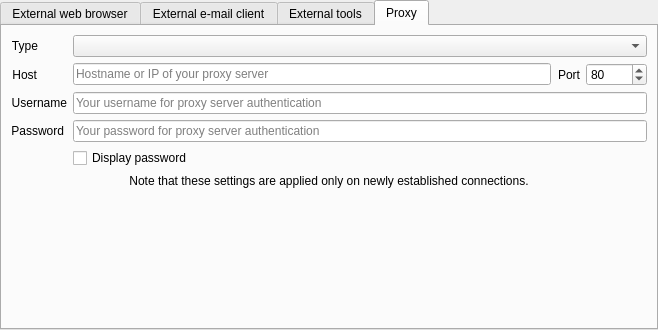
The window that src/librssguard/gui/settings/settingsbrowsermail.ui (norbusan/rssguard-debian) describes before a commit, drawn with Qt 5.
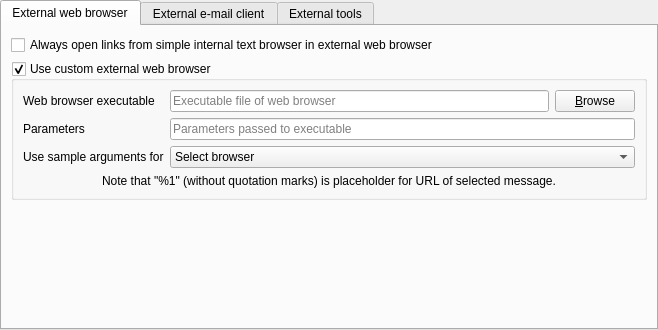
The same window after the commit. The open tabs and pages were chosen to show the change.

Patch:
```diff
--- a/src/librssguard/gui/settings/settingsbrowsermail.ui
+++ b/src/librssguard/gui/settings/settingsbrowsermail.ui
@@ -62,9 +62,6 @@
            <layout class="QHBoxLayout" name="horizontalLayout_10">
             <item>
              <widget class="QLineEdit" name="m_txtExternalBrowserExecutable">
-              <property name="readOnly">
-               <bool>true</bool>
-              </property>
               <property name="placeholderText">
                <string>Executable file of web browser</string>
               </property>
@@ -335,167 +332,6 @@
        </item>
       </layout>
      </widget>
-     <widget class="QWidget" name="m_tabProxy">
-      <attribute name="title">
-       <string>Proxy</string>
-      </attribute>
-      <layout class="QFormLayout" name="formLayout_6">
-       <item row="0" column="0">
-        <widget class="QLabel" name="m_lblProxyType">
-         <property name="text">
-          <string extracomment="Proxy server type.">Type</string>
-         </property>
-         <property name="alignment">
-          <set>Qt::AlignRight|Qt::AlignTrailing|Qt::AlignVCenter</set>
-         </property>
-         <property name="buddy">
-          <cstring>m_cmbProxyType</cstring>
-         </property>
-        </widget>
-       </item>
-       <item row="0" column="1">
-        <widget class="QComboBox" name="m_cmbProxyType"/>
-       </item>
-       <item row="1" column="0">
-        <widget class="QLabel" name="m_lblProxyHost">
-         <property name="text">
-          <string>Host</string>
-         </property>
-         <property name="alignment">
-          <set>Qt::AlignRight|Qt::AlignTrailing|Qt::AlignVCenter</set>
-         </property>
-         <property name="buddy">
-          <cstring>m_txtProxyHost</cstring>
-         </property>
-        </widget>
-       </item>
-       <item row="1" column="1">
-        <layout class="QHBoxLayout" name="horizontalLayout_7">
-         <item>
-          <widget class="QLineEdit" name="m_txtProxyHost">
-           <property name="enabled">
-            <bool>true</bool>
-           </property>
-           <property name="placeholderText">
-            <string>Hostname or IP of your proxy server</string>
-           </property>
-          </widget>
-         </item>
-         <item>
-          <widget class="QLabel" name="m_lblProxyPort">
-           <property name="text">
-            <string>Port</string>
-           </property>
-           <property name="alignment">
-            <set>Qt::AlignRight|Qt::AlignTrailing|Qt::AlignVCenter</set>
-           </property>
-           <property name="buddy">
-            <cstring>m_spinProxyPort</cstring>
-           </property>
-          </widget>
-         </item>
-         <item>
-          <widget class="QSpinBox" name="m_spinProxyPort">
-           <property name="enabled">
-            <bool>true</bool>
-           </property>
-           <property name="maximum">
-            <number>65535</number>
-           </property>
-           <property name="value">
-            <number>80</number>
-           </property>
-          </widget>
-         </item>
-        </layout>
-       </item>
-       <item row="2" column="0">
-        <widget class="QLabel" name="m_lblProxyUsername">
-         <property name="text">
-          <string>Username</string>
-         </property>
-         <property name="alignment">
-          <set>Qt::AlignRight|Qt::AlignTrailing|Qt::AlignVCenter</set>
-         </property>
-         <property name="buddy">
-          <cstring>m_txtProxyUsername</cstring>
-         </property>
-        </widget>
-       </item>
-       <item row="2" column="1">
-        <widget class="QLineEdit" name="m_txtProxyUsername">
-         <property name="enabled">
-          <bool>true</bool>
-         </property>
-         <property name="placeholderText">
-          <string>Your username for proxy server authentication</string>
-         </property>
-        </widget>
-       </item>
-       <item row="3" column="0">
-        <widget class="QLabel" name="m_lblProxyPassword">
-         <property name="text">
-          <string>Password</string>
-         </property>
-         <property name="alignment">
-          <set>Qt::AlignRight|Qt::AlignTrailing|Qt::AlignVCenter</set>
-         </property>
-         <property name="buddy">
-          <cstring>m_txtProxyPassword</cstring>
-         </property>
-        </widget>
-       </item>
-       <item row="3" column="1">
-        <widget class="QLineEdit" name="m_txtProxyPassword">
-         <property name="enabled">
-          <bool>true</bool>
-         </property>
-         <property name="echoMode">
-          <enum>QLineEdit::PasswordEchoOnEdit</enum>
-         </property>
-         <property name="placeholderText">
-          <string>Your password for proxy server authentication</string>
-         </property>
-        </widget>
-       </item>
-       <item row="4" column="1">
-        <widget class="QCheckBox" name="m_checkShowPassword">
-         <property name="enabled">
-          <bool>true</bool>
-         </property>
-         <property name="text">
-          <string>Display password</string>
-         </property>
-        </widget>
-       </item>
-       <item row="5" column="0" colspan="2">
-        <widget class="QLabel" name="m_lblProxyInfo">
-         <property name="text">
-          <string>Note that these settings are applied only on newly established connections.</string>
-         </property>
-         <property name="alignment">
-          <set>Qt::AlignCenter</set>
-         </property>
-         <property name="wordWrap">
-          <bool>true</bool>
-         </property>
-        </widget>
-       </item>
-       <item row="6" column="0" colspan="2">
-        <spacer name="verticalSpacer_3">
-         <property name="orientation">
-          <enum>Qt::Vertical</enum>
-         </property>
-         <property name="sizeHint" stdset="0">
-          <size>
-           <width>20</width>
-           <height>40</height>
-          </size>
-         </property>
-        </spacer>
-       </item>
-      </layout>
-     </widget>
     </widget>
    </item>
   </layout>
```
Left out of the diff: 6 changed lines with no effect on the pictures.
